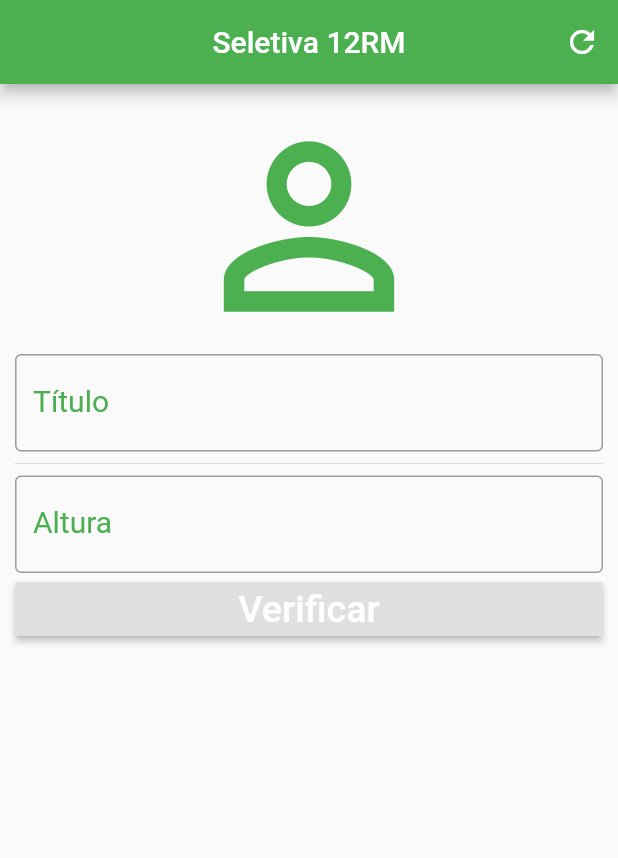
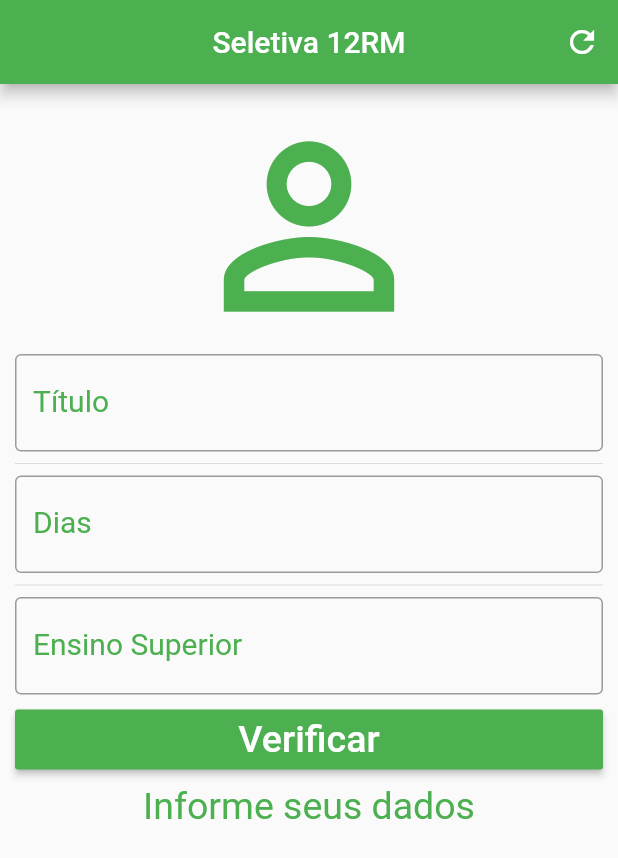
Before and after one commit to antonino3g/seletivo-12rm-eb, a Flutter app: the screen it shows after launch, after a tap on "Verificar", on a phone screen of 412 x 824 dp. Shown: the top 858 px of the screen. Run offline on Flutter 3.47's test engine with Material 2 defaults, Android fonts, the phone set to English and light mode, and no system bars.

Commit message:
adding button calc

```diff
--- a/app/lib/main.dart
+++ b/app/lib/main.dart
@@ -15,7 +15,13 @@ class Home extends StatefulWidget {
 }
 
 class _HomeState extends State<Home> {
-  Widget _buildTExtField(String label) {
+  String infoText = "Informe seus dados";
+
+  TextEditingController titleController = TextEditingController();
+  TextEditingController dayController = TextEditingController();
+  TextEditingController graduacaoController = TextEditingController();
+
+  Widget _buildTextField(String label, TextEditingController c) {
     return TextField(
       decoration: InputDecoration(
           labelText: label,
@@ -23,7 +29,24 @@ class _HomeState extends State<Home> {
           border: OutlineInputBorder()),
       style: TextStyle(color: Colors.green, fontSize: 21.0),
       keyboardType: TextInputType.number,
+      controller: c,
     );
+  }
+
+  void _calculate() {
+    double title = double.parse(titleController.text);
+    double day = double.parse(dayController.text);
+    double graduacao = double.parse(graduacaoController.text);
+    double result = (title + day + graduacao) * 0.0137;
+
+    setState(() {
+      if (result <= 0) {
+        infoText =
+            'Algo deu errado. Verifique seus dados ${result.toStringAsPrecision(3)}';
+      } else {
+        infoText = 'Nota Preliminar: ${result}';
+      }
+    });
   }
 
   @override
@@ -41,24 +64,41 @@ class _HomeState extends State<Home> {
         ],
       ),
       body: SingleChildScrollView(
-        padding: EdgeInsets.all(10.0),
+        padding: EdgeInsets.all(10),
         child: Column(
           crossAxisAlignment: CrossAxisAlignment.stretch,
           children: <Widget>[
             Icon(
               Icons.person_outline,
-              size: 170.0,
+              size: 170,
               color: Colors.green,
             ),
-            _buildTExtField('Título'),
+            _buildTextField('Título', titleController),
             Divider(),
-            _buildTExtField('Altura'),
-            RaisedButton(
+            _buildTextField('Dias', dayController),
+            Divider(),
+            _buildTextField('Ensino Superior', graduacaoController),
+            Container(
+              padding: const EdgeInsets.only(top: 10),
+              height: 50,
+              child: RaisedButton(
+                child: Text(
+                  'Verificar',
+                  style: TextStyle(color: Colors.white, fontSize: 25),
+                ),
+                onPressed: () {
+                  _calculate();
+                },
+                color: Colors.green,
+              ),
+            ),
+            Padding(
+              padding: const EdgeInsets.only(top: 10),
               child: Text(
-                'Verificar',
-                style: TextStyle(color: Colors.white, fontSize: 25.0),
+                infoText,
+                style: TextStyle(color: Colors.green, fontSize: 25),
+                textAlign: TextAlign.center,
               ),
-              onPressed: () {},
             ),
           ],
         ),
```
